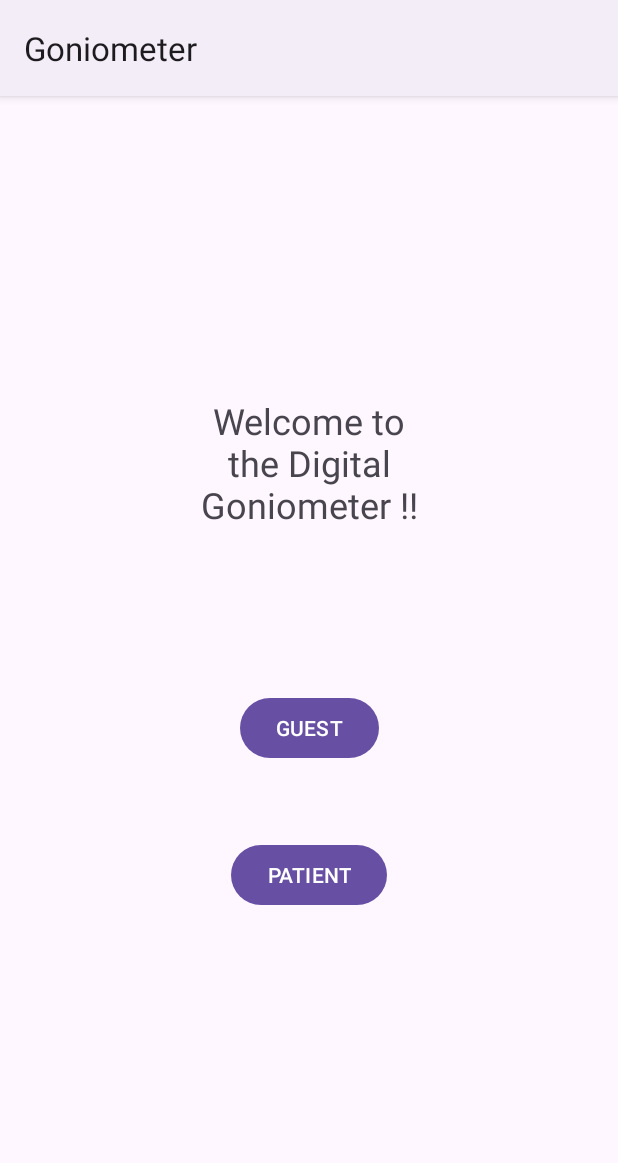
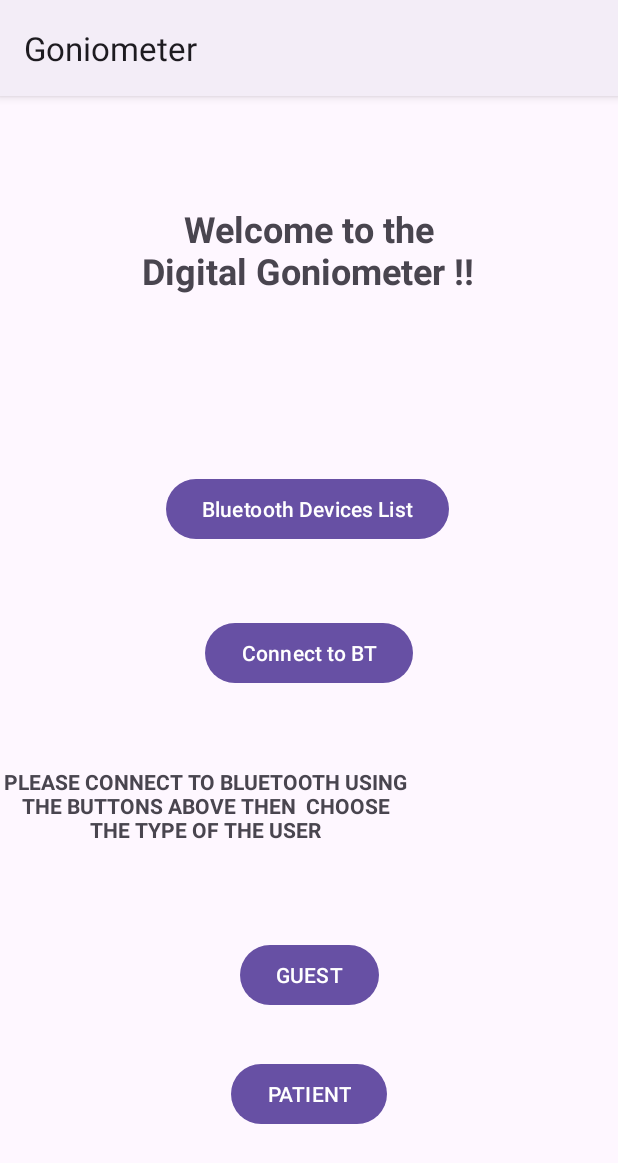
Before and after one commit to Pepen0/Digital-Goniometer, an Android app: the screen it shows after launch (MainActivity), on a phone screen of 412 x 824 dp. Shown: the top 1163 px of the screen. Run offline under Robolectric (Android 15) with nearby library versions, the phone set to English and light mode, and no system bars.

Commit message:
Add files via upload added 2 new classes to establish bluetooth connection this was done by Sarmad

```diff
--- a/App-Code/Goniometer/app/src/main/AndroidManifest.xml
+++ b/App-Code/Goniometer/app/src/main/AndroidManifest.xml
@@ -2,6 +2,9 @@
 <manifest xmlns:android="http://schemas.android.com/apk/res/android"
     xmlns:tools="http://schemas.android.com/tools">
 
+    <uses-permission android:name="android.permission.BLUETOOTH_CONNECT" />
+    <uses-permission android:name="android.permission.BLUETOOTH" />
+    <uses-permission android:name="android.permission.BLUETOOTH_ADMIN" />
     <application
         android:allowBackup="true"
         android:dataExtractionRules="@xml/data_extraction_rules"
@@ -19,6 +22,9 @@
             android:name=".PatientActivity"
             android:exported="false" />
         <activity
+            android:name=".PatientPage"
+            android:exported="false" />
+        <activity
             android:name=".AssessmentActivity"
             android:exported="false" />
         <activity
--- a/App-Code/Goniometer/app/src/main/java/com/example/goniometer/ConnectThread.java
+++ b/App-Code/Goniometer/app/src/main/java/com/example/goniometer/ConnectThread.java
@@ -46,7 +46,8 @@ public class ConnectThread extends Thread {
                 Log.e(TAG,"Could not close the client socket", e);
             }
         }
-public BluetoothSocket getCSocket(){return cSocket; }
+public BluetoothSocket getCSocket(){
+            return cSocket; }
         }
 
 
--- a/App-Code/Goniometer/app/src/main/java/com/example/goniometer/MainActivity.java
+++ b/App-Code/Goniometer/app/src/main/java/com/example/goniometer/MainActivity.java
@@ -11,10 +11,21 @@ import androidx.core.graphics.Insets;
 import androidx.core.view.ViewCompat;
 import androidx.core.view.WindowInsetsCompat;
 
+import android.bluetooth.BluetoothAdapter;
+import android.bluetooth.BluetoothDevice;
+import android.bluetooth.BluetoothGatt;
+import android.bluetooth.BluetoothGattCallback;
+import android.bluetooth.BluetoothGattCharacteristic;
+import android.bluetooth.BluetoothGattService;
+import android.bluetooth.BluetoothProfile;
+import android.os.Handler;
+import android.util.Log;
 public class MainActivity extends AppCompatActivity {
 
     protected Button buttonGuestButton;
     protected Button buttonPatientButton;
+    protected Button BluetoothButton;
+    protected Button ConnectionButton;
 
     @Override
     protected void onCreate(Bundle savedInstanceState) {
@@ -33,6 +44,23 @@ public class MainActivity extends AppCompatActivity {
 
     private void setupUI() {
         buttonGuestButton = findViewById(R.id.buttonGuestButton);
+        BluetoothButton = findViewById(R.id.bluetoothButton);
+        ConnectionButton = findViewById(R.id.ConnectionButton);
+        buttonPatientButton = findViewById(R.id.buttonPatientButton);
+
+//Setting up Buttons
+        BluetoothButton.setOnClickListener(new View.OnClickListener() {
+            @Override
+            public void onClick(View v) {
+
+            }
+        });
+        ConnectionButton.setOnClickListener(new View.OnClickListener() {
+            @Override
+            public void onClick(View v) {
+
+            }
+        });
         buttonGuestButton.setOnClickListener(new View.OnClickListener() {
             @Override
             public void onClick(View v) {
@@ -41,17 +69,17 @@ public class MainActivity extends AppCompatActivity {
         });
 
 
-        buttonPatientButton = findViewById(R.id.buttonPatientButton);
+
         buttonPatientButton.setOnClickListener(new View.OnClickListener() {
             @Override
             public void onClick(View v) {
-                goToPatientActivity();
+                goToPatientPage();
             }
         });
 
-    };
+    }
 
-    private void goToPatientActivity() {
+    private void goToPatientPage() {
         Intent intent = new Intent(this, PatientActivity.class);
         startActivity(intent);
     }
--- a/App-Code/Goniometer/app/src/main/res/layout/activity_main.xml
+++ b/App-Code/Goniometer/app/src/main/res/layout/activity_main.xml
@@ -7,40 +7,79 @@
     android:layout_height="match_parent"
     tools:context=".MainActivity">
 
+    <Button
+        android:id="@+id/ConnectionButton"
+        android:layout_width="wrap_content"
+        android:layout_height="wrap_content"
+        android:layout_marginTop="48dp"
+        android:text="Connect to BT"
+        app:layout_constraintEnd_toEndOf="parent"
+        app:layout_constraintStart_toStartOf="parent"
+        app:layout_constraintTop_toBottomOf="@+id/bluetoothButton" />
+
+    <Button
+        android:id="@+id/bluetoothButton"
+        android:layout_width="wrap_content"
+        android:layout_height="wrap_content"
+        android:text="Bluetooth Devices List"
+        app:layout_constraintBottom_toBottomOf="parent"
+        app:layout_constraintEnd_toEndOf="parent"
+        app:layout_constraintHorizontal_bias="0.497"
+        app:layout_constraintStart_toStartOf="parent"
+        app:layout_constraintTop_toBottomOf="@+id/textView"
+        app:layout_constraintVertical_bias="0.153" />
+
     <TextView
         android:id="@+id/textView"
-        android:layout_width="156dp"
-        android:layout_height="97dp"
-        android:layout_marginTop="200dp"
+        android:layout_width="222dp"
+        android:layout_height="96dp"
         android:text="Welcome to the Digital Goniometer !!"
         android:textAlignment="center"
         android:textSize="24sp"
+        android:textStyle="bold"
         android:visibility="visible"
+        app:layout_constraintBottom_toBottomOf="parent"
         app:layout_constraintEnd_toEndOf="parent"
-        app:layout_constraintHorizontal_bias="0.5"
+        app:layout_constraintHorizontal_bias="0.497"
         app:layout_constraintStart_toStartOf="parent"
-        app:layout_constraintTop_toTopOf="parent" />
+        app:layout_constraintTop_toTopOf="parent"
+        app:layout_constraintVertical_bias="0.108" />
 
     <Button
         android:id="@+id/buttonGuestButton"
         android:layout_width="wrap_content"
         android:layout_height="wrap_content"
-        android:layout_marginTop="100dp"
+        android:layout_marginTop="43dp"
         android:text="GUEST"
+        app:layout_constraintBottom_toBottomOf="parent"
         app:layout_constraintEnd_toEndOf="parent"
-        app:layout_constraintHorizontal_bias="0.5"
         app:layout_constraintStart_toStartOf="parent"
-        app:layout_constraintTop_toBottomOf="@+id/textView" />
+        app:layout_constraintTop_toBottomOf="@+id/textView2"
+        app:layout_constraintVertical_bias="0.025" />
 
     <Button
         android:id="@+id/buttonPatientButton"
         android:layout_width="wrap_content"
         android:layout_height="wrap_content"
-        android:layout_marginTop="50dp"
+        android:layout_marginTop="31dp"
         android:text="PATIENT"
+        app:layout_constraintBottom_toBottomOf="parent"
         app:layout_constraintEnd_toEndOf="parent"
-        app:layout_constraintHorizontal_bias="0.5"
         app:layout_constraintStart_toStartOf="parent"
-        app:layout_constraintTop_toBottomOf="@+id/buttonGuestButton" />
+        app:layout_constraintTop_toBottomOf="@+id/buttonGuestButton"
+        app:layout_constraintVertical_bias="0.0" />
+
+    <TextView
+        android:id="@+id/textView2"
+        android:layout_width="274dp"
+        android:layout_height="67dp"
+        android:text="Please connect to Bluetooth using the buttons above then  choose the type of the User"
+        android:textAlignment="center"
+        android:textAllCaps="true"
+        android:textStyle="bold"
+        app:layout_constraintBottom_toBottomOf="parent"
+        app:layout_constraintTop_toBottomOf="@+id/ConnectionButton"
+        app:layout_constraintVertical_bias="0.176"
+        tools:layout_editor_absoluteX="68dp" />
 
 </androidx.constraintlayout.widget.ConstraintLayout>
```
Also changed, not shown: App-Code/Goniometer/app/src/main/java/com/example/goniometer/ConnectedThread.java (+6 -13 lines), App-Code/Goniometer/app/src/main/java/com/example/goniometer/HeadRotation.java (+33 -0 lines), App-Code/Goniometer/app/src/main/res/layout/activity_assesment.xml (+32 -26 lines), App-Code/Goniometer/app/src/main/res/layout/activity_head_rotation.xml (+36 -27 lines), 4 other files.
